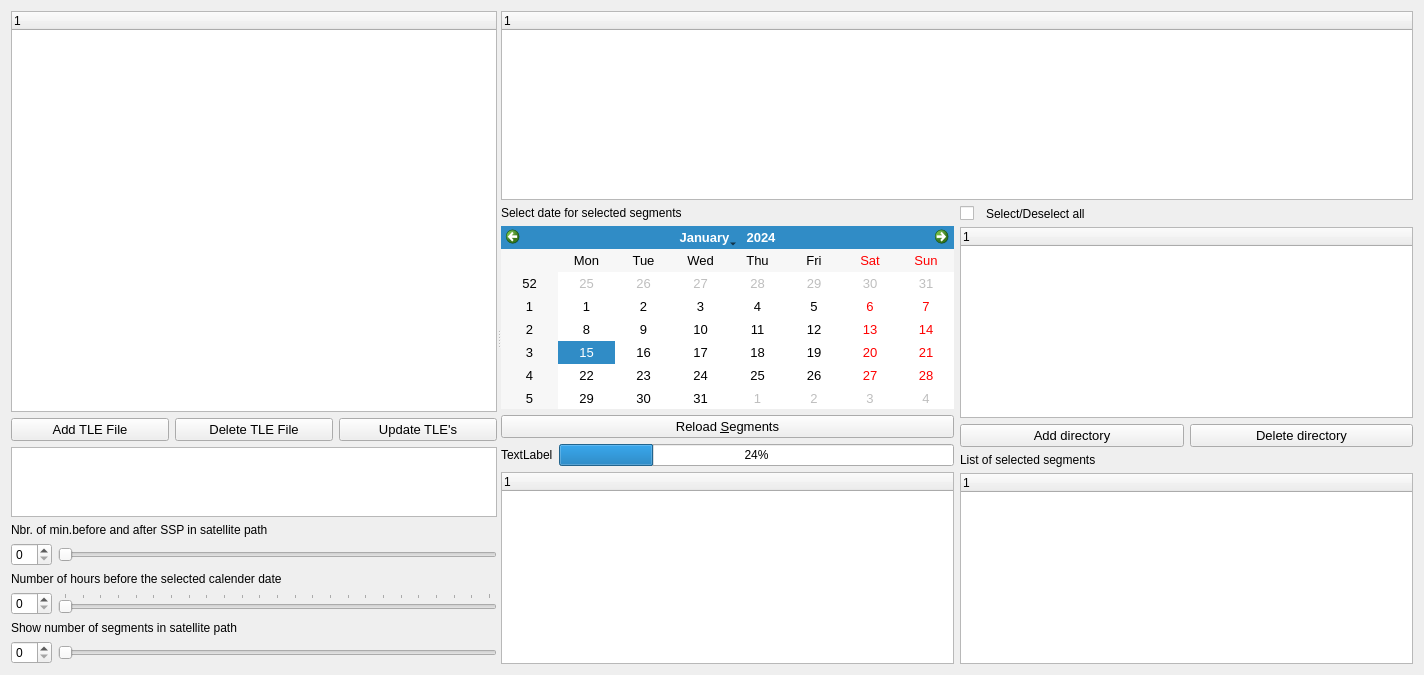
First picture: the form in core/formephem.ui, repository hvanruys/EUMETCastView, before the edit.
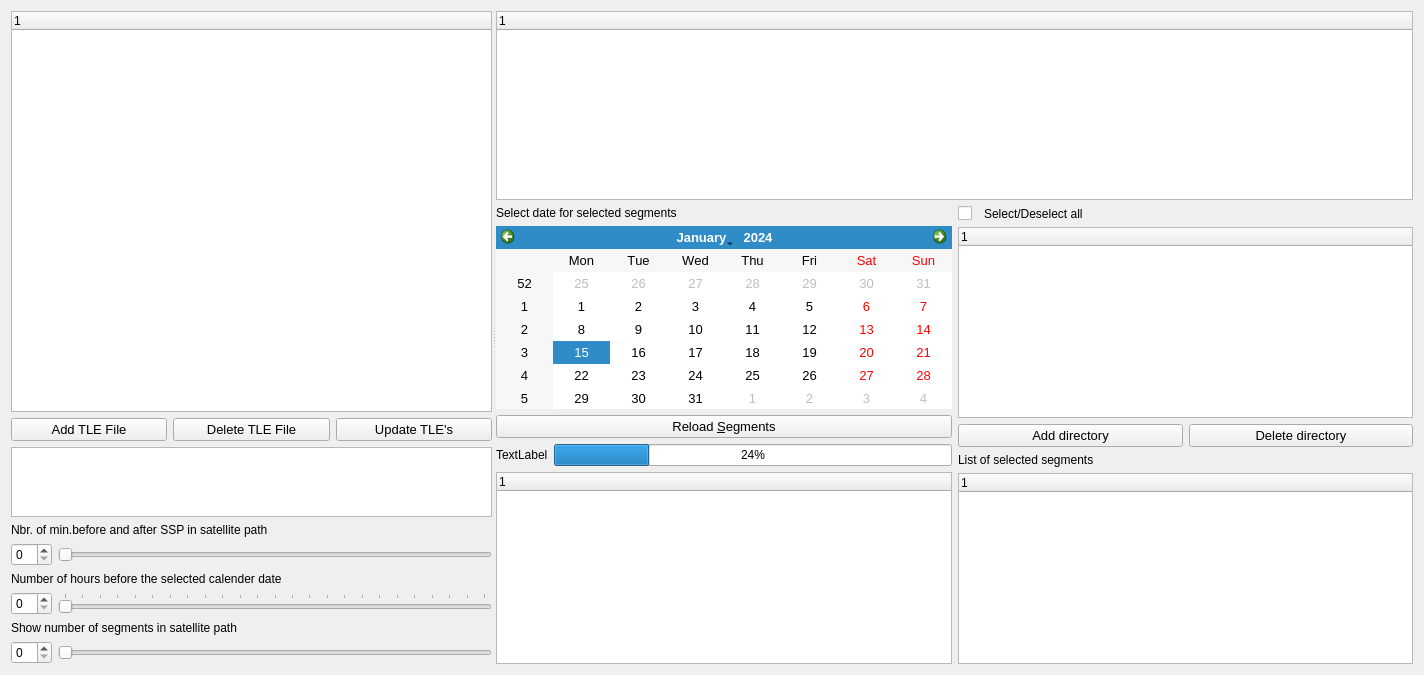
Second picture: the form after the edit.

What changed in the file:
```diff
--- a/core/formephem.ui
+++ b/core/formephem.ui
@@ -230,6 +230,7 @@
                <property name="font">
                 <font>
                  <pointsize>10</pointsize>
+                 <kerning>false</kerning>
                 </font>
                </property>
               </widget>
```
